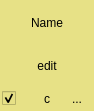
This is ui/matrix/dm_filter.ui in DC-analysis/DCscope as Qt 5 draws it before an edit. The edited form follows.
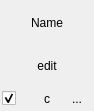
This is the edited form. Icons and pictures are not drawn.

Diff of the .ui file:
```diff
--- a/ui/matrix/dm_filter.ui
+++ b/ui/matrix/dm_filter.ui
@@ -25,9 +25,6 @@
   <property name="autoFillBackground">
    <bool>false</bool>
   </property>
-  <property name="styleSheet">
-   <string notr="true">background-color:#E7E186; color:black</string>
-  </property>
   <layout class="QVBoxLayout" name="verticalLayout">
    <property name="spacing">
     <number>0</number>
```
